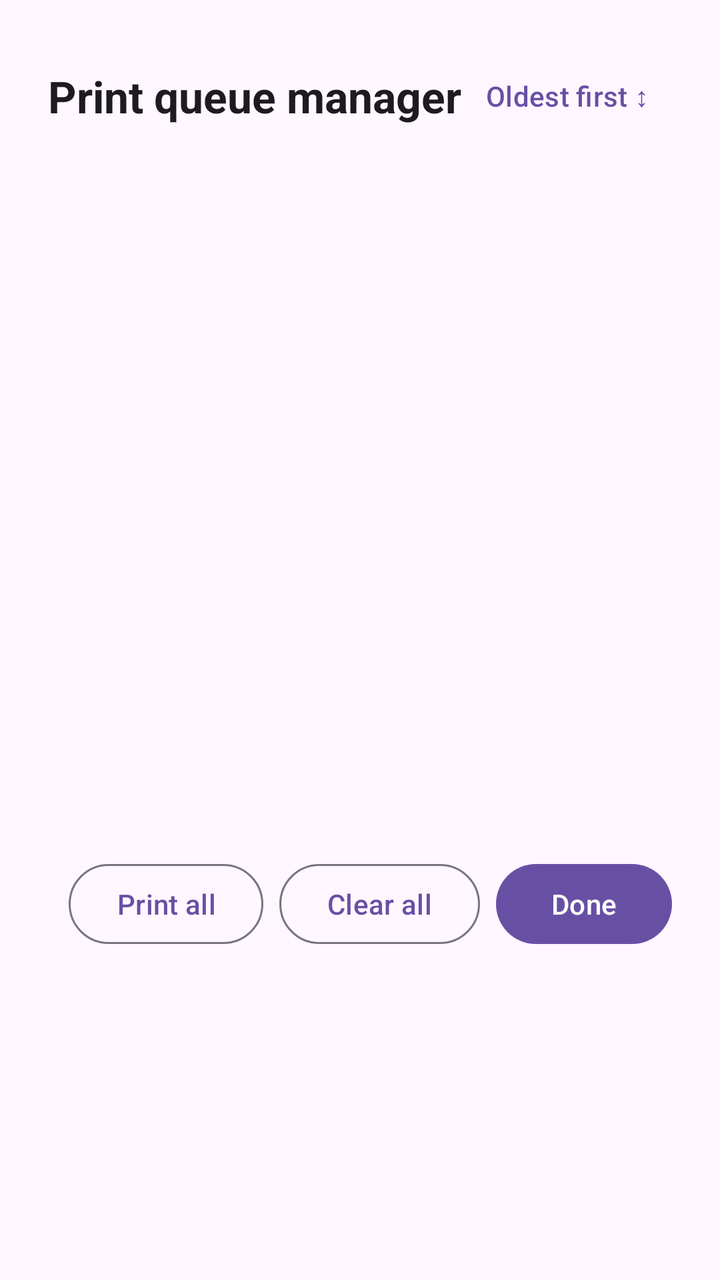
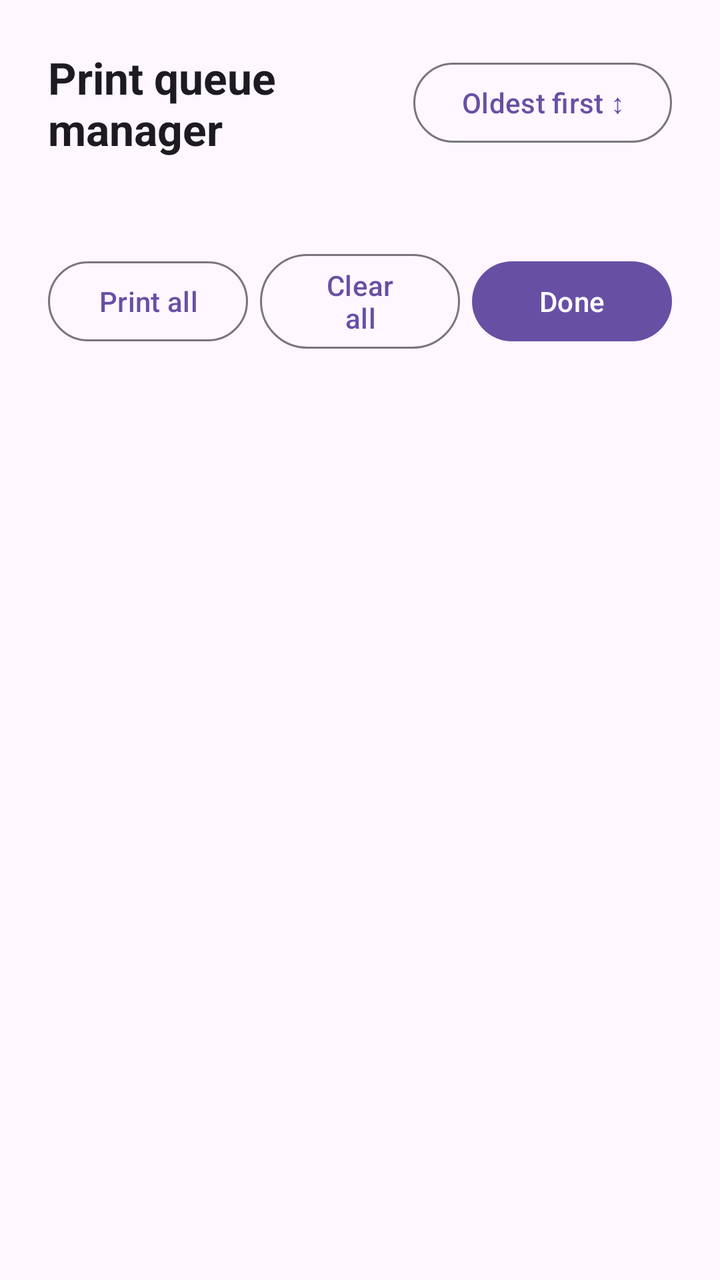

Screens rendered from an Android XML layout before and after an edit, with the pre-edit source and the edit as a unified diff.
<!-- AndroidManifest.xml: application theme Theme.RolloPrint -->
<!-- res/layout/dialog_queue_manager.xml -->
<?xml version="1.0" encoding="utf-8"?>
<LinearLayout xmlns:android="http://schemas.android.com/apk/res/android"
    android:layout_width="match_parent"
    android:layout_height="wrap_content"
    android:orientation="vertical"
    android:padding="24dp"
    android:background="?attr/colorSurface">

    <LinearLayout
        android:layout_width="match_parent"
        android:layout_height="wrap_content"
        android:orientation="horizontal"
        android:gravity="center_vertical"
        android:layout_marginBottom="16dp">

        <TextView
            android:layout_width="0dp"
            android:layout_height="wrap_content"
            android:layout_weight="1"
            android:text="@string/print_queue_title"
            android:textAppearance="?attr/textAppearanceTitleLarge"
            android:textColor="?attr/colorOnSurface"
            android:textStyle="bold" />

        <com.google.android.material.button.MaterialButton
            android:id="@+id/btnToggleSortOrder"
            style="@style/Widget.Material3.Button.TextButton"
            android:layout_width="wrap_content"
            android:layout_height="wrap_content"
            android:text="@string/sort_oldest_first" />
    </LinearLayout>

    
    <TextView
        android:id="@+id/tvEmptyQueuePlaceholder"
        android:layout_width="match_parent"
        android:layout_height="160dp"
        android:gravity="center"
        android:text="@string/no_pending_jobs"
        android:textAppearance="?attr/textAppearanceBodyLarge"
        android:textColor="?attr/colorOnSurfaceVariant"
        android:visibility="gone" />

    
    <androidx.recyclerview.widget.RecyclerView
        android:id="@+id/rvQueueJobs"
        android:layout_width="match_parent"
        android:layout_height="320dp"
        android:scrollbars="vertical"
        android:clipToPadding="false"
        android:paddingVertical="4dp" />

    <LinearLayout
        android:layout_width="match_parent"
        android:layout_height="wrap_content"
        android:orientation="horizontal"
        android:gravity="end"
        android:layout_marginTop="20dp">

        <com.google.android.material.button.MaterialButton
            android:id="@+id/btnPrintAllQueue"
            style="@style/Widget.Material3.Button.OutlinedButton"
            android:layout_width="wrap_content"
            android:layout_height="wrap_content"
            android:text="@string/print_all"
            android:layout_marginEnd="8dp" />

        <com.google.android.material.button.MaterialButton
            android:id="@+id/btnClearAllQueue"
            style="@style/Widget.Material3.Button.OutlinedButton"
            android:layout_width="wrap_content"
            android:layout_height="wrap_content"
            android:text="@string/clear_all"
            android:layout_marginEnd="8dp" />

        <com.google.android.material.button.MaterialButton
            android:id="@+id/btnCloseQueue"
            android:layout_width="wrap_content"
            android:layout_height="wrap_content"
            android:text="@string/done" />
    </LinearLayout>

</LinearLayout>
<!-- resources referenced by this layout -->
<resources>
  <string name="clear_all">Clear all</string>
  <string name="done">Done</string>
  <string name="no_pending_jobs">No pending jobs in print queue</string>
  <string name="print_all">Print all</string>
  <string name="print_queue_title">Print queue manager</string>
  <string name="sort_oldest_first">Oldest first ↕</string>
  <style name="Theme.RolloPrint" parent="Base.Theme.RolloPrint" />
  <style name="Base.Theme.RolloPrint" parent="Theme.Material3.DayNight.NoActionBar">
          
          <item name="android:windowLayoutInDisplayCutoutMode" tools:targetApi="p">shortEdges</item>
      </style>
</resources>

<!-- the commit's change to res/layout/dialog_queue_manager.xml (unified diff, before → after) -->
@@ -24,7 +24,7 @@
 
         <com.google.android.material.button.MaterialButton
             android:id="@+id/btnToggleSortOrder"
-            style="@style/Widget.Material3.Button.TextButton"
+            style="@style/Widget.Material3.Button.OutlinedButton"
             android:layout_width="wrap_content"
             android:layout_height="wrap_content"
             android:text="@string/sort_oldest_first" />
@@ -34,7 +34,7 @@
     <TextView
         android:id="@+id/tvEmptyQueuePlaceholder"
         android:layout_width="match_parent"
-        android:layout_height="160dp"
+        android:layout_height="120dp"
         android:gravity="center"
         android:text="@string/no_pending_jobs"
         android:textAppearance="?attr/textAppearanceBodyLarge"
@@ -45,7 +45,7 @@
     <androidx.recyclerview.widget.RecyclerView
         android:id="@+id/rvQueueJobs"
         android:layout_width="match_parent"
-        android:layout_height="320dp"
+        android:layout_height="wrap_content"
         android:scrollbars="vertical"
         android:clipToPadding="false"
         android:paddingVertical="4dp" />
@@ -54,29 +54,33 @@
         android:layout_width="match_parent"
         android:layout_height="wrap_content"
         android:orientation="horizontal"
-        android:gravity="end"
+        android:gravity="center_vertical"
         android:layout_marginTop="20dp">
 
         <com.google.android.material.button.MaterialButton
             android:id="@+id/btnPrintAllQueue"
             style="@style/Widget.Material3.Button.OutlinedButton"
-            android:layout_width="wrap_content"
+            android:layout_width="0dp"
             android:layout_height="wrap_content"
+            android:layout_weight="1"
             android:text="@string/print_all"
-            android:layout_marginEnd="8dp" />
+            android:layout_marginEnd="6dp" />
 
         <com.google.android.material.button.MaterialButton
             android:id="@+id/btnClearAllQueue"
             style="@style/Widget.Material3.Button.OutlinedButton"
-            android:layout_width="wrap_content"
+            android:layout_width="0dp"
             android:layout_height="wrap_content"
+            android:layout_weight="1"
             android:text="@string/clear_all"
-            android:layout_marginEnd="8dp" />
+            android:layout_marginEnd="6dp" />
 
         <com.google.android.material.button.MaterialButton
             android:id="@+id/btnCloseQueue"
-            android:layout_width="wrap_content"
+            style="@style/Widget.Material3.Button"
+            android:layout_width="0dp"
             android:layout_height="wrap_content"
+            android:layout_weight="1"
             android:text="@string/done" />
     </LinearLayout>
 
